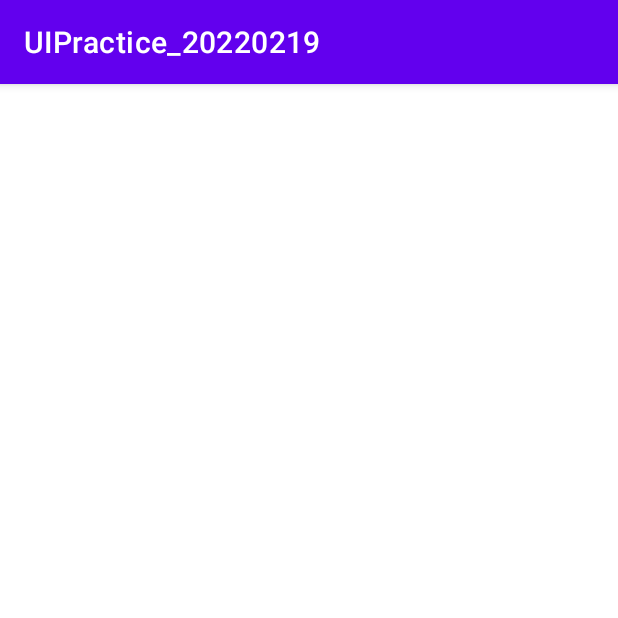
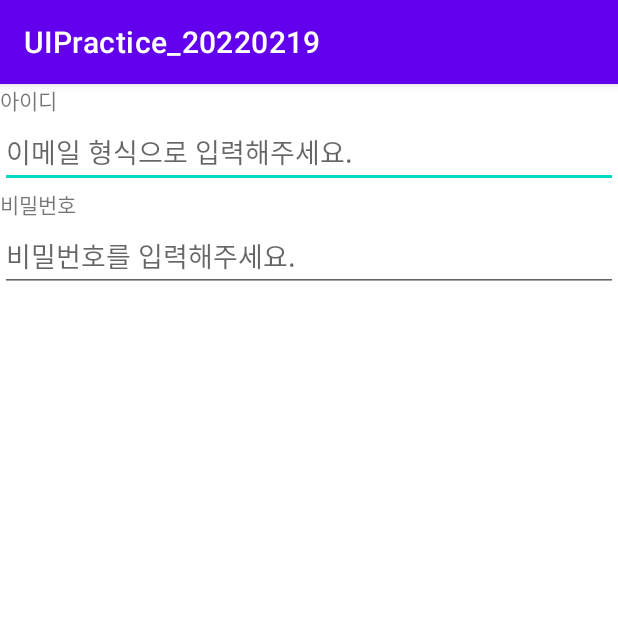
Before and after one commit to no1msh/UIPractice_20220219, an Android app: the screen it shows after launch (MainActivity), on a phone screen of 412 x 824 dp, the top half of it. Run offline under Robolectric (Android 15) with nearby library versions, the phone set to English and light mode, and no system bars.

Commit message:
EditText 체험중 - inputType 속성 체험중

```diff
--- a/app/src/main/res/layout/activity_main.xml
+++ b/app/src/main/res/layout/activity_main.xml
@@ -1,6 +1,5 @@
 <?xml version="1.0" encoding="utf-8"?>
-<LinearLayout
-    xmlns:android="http://schemas.android.com/apk/res/android"
+<LinearLayout xmlns:android="http://schemas.android.com/apk/res/android"
     xmlns:app="http://schemas.android.com/apk/res-auto"
     xmlns:tools="http://schemas.android.com/tools"
     android:layout_width="match_parent"
@@ -8,5 +7,26 @@
     android:orientation="vertical"
     tools:context=".MainActivity">
 
+    <TextView
+        android:layout_width="wrap_content"
+        android:layout_height="wrap_content"
+        android:text="아이디" />
+
+    <EditText
+        android:layout_width="match_parent"
+        android:layout_height="wrap_content"
+        android:hint="이메일 형식으로 입력해주세요."
+        android:inputType="textEmailAddress" />
+
+    <TextView
+        android:layout_width="wrap_content"
+        android:layout_height="wrap_content"
+        android:text="비밀번호" />
+
+    <EditText
+        android:layout_width="match_parent"
+        android:layout_height="wrap_content"
+        android:hint="비밀번호를 입력해주세요."
+        android:inputType="textPassword"/>
 
 </LinearLayout>
```
